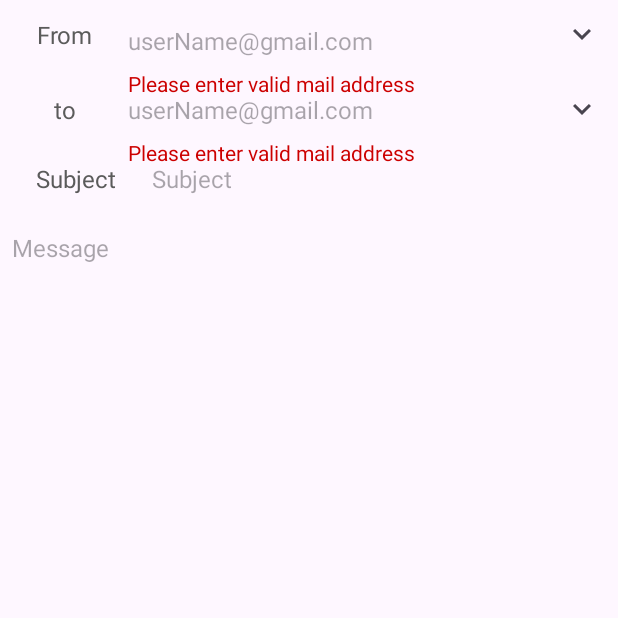
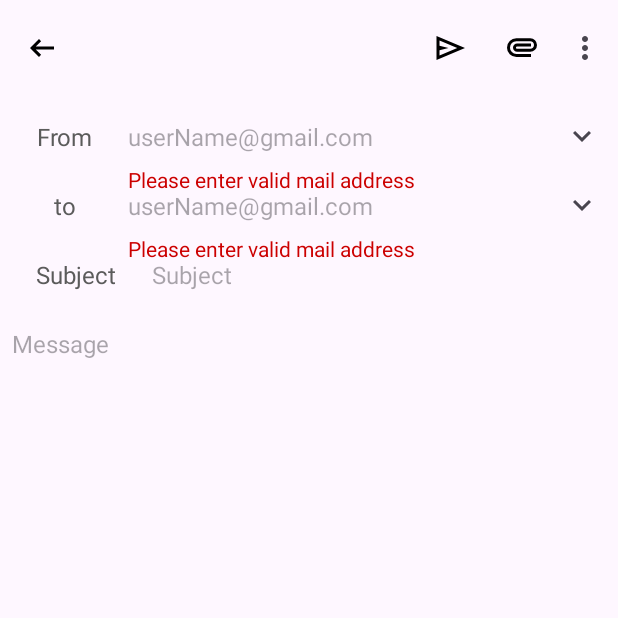
Before and after one commit to Karanbir31/Gmail-Ui-Layout, an Android app: the fragment EnterMailDetailsFragment shown on its own in the app's theme, on a phone screen of 412 x 824 dp, the top half of it. Run offline under Robolectric (Android 15) with nearby library versions, the phone set to English and light mode, and no system bars; our stand-ins replace data binding.

Commit message:
app top app bar in enter mails fragmengt with action menu

```diff
--- /dev/null
+++ b/app/src/main/res/drawable/outline_arrow_left_alt_24.xml
@@ -0,0 +1,5 @@
+<vector xmlns:android="http://schemas.android.com/apk/res/android" android:autoMirrored="true" android:height="24dp" android:tint="#000000" android:viewportHeight="960" android:viewportWidth="960" android:width="24dp">
+
+    <path android:fillColor="@android:color/white" android:pathData="M400,720L160,480L400,240L456,298L314,440L800,440L800,520L314,520L456,662L400,720Z"/>
+
+</vector>
--- /dev/null
+++ b/app/src/main/res/drawable/outline_attachment_24.xml
@@ -0,0 +1,5 @@
+<vector xmlns:android="http://schemas.android.com/apk/res/android" android:height="24dp" android:tint="#000000" android:viewportHeight="960" android:viewportWidth="960" android:width="24dp">
+
+    <path android:fillColor="@android:color/white" android:pathData="M330,720Q226,720 153,647Q80,574 80,470Q80,366 153,293Q226,220 330,220L700,220Q775,220 827.5,272.5Q880,325 880,400Q880,475 827.5,527.5Q775,580 700,580L350,580Q304,580 272,548Q240,516 240,470Q240,424 272,392Q304,360 350,360L720,360L720,440L350,440Q337,440 328.5,448.5Q320,457 320,470Q320,483 328.5,491.5Q337,500 350,500L700,500Q742,499 771,470.5Q800,442 800,400Q800,358 771,329Q742,300 700,300L330,300Q259,299 209.5,349Q160,399 160,470Q160,540 209.5,589Q259,638 330,640L720,640L720,720L330,720Z"/>
+
+</vector>
--- /dev/null
+++ b/app/src/main/res/drawable/outline_send_24.xml
@@ -0,0 +1,5 @@
+<vector xmlns:android="http://schemas.android.com/apk/res/android" android:autoMirrored="true" android:height="24dp" android:tint="#000000" android:viewportHeight="960" android:viewportWidth="960" android:width="24dp">
+
+    <path android:fillColor="@android:color/white" android:pathData="M120,800L120,160L880,480L120,800ZM200,680L674,480L200,280L200,420L440,480L200,540L200,680ZM200,680L200,480L200,280L200,420L200,420L200,540L200,540L200,680Z"/>
+
+</vector>
--- a/app/src/main/res/layout/fragment_enter_mail_details.xml
+++ b/app/src/main/res/layout/fragment_enter_mail_details.xml
@@ -9,6 +9,23 @@
         android:layout_height="match_parent"
         tools:context=".EnterMailDetailsFragment">
 
+        <com.google.android.material.appbar.AppBarLayout
+            android:id="@+id/appBarLayout"
+            android:layout_width="match_parent"
+            android:layout_height="wrap_content"
+            app:layout_constraintTop_toTopOf="parent"
+            app:layout_constraintStart_toStartOf="parent"
+            app:layout_constraintEnd_toEndOf="parent"
+            >
+            <androidx.appcompat.widget.Toolbar
+                android:id="@+id/toolbar"
+                android:layout_width="match_parent"
+                app:menu="@menu/enter_mail_details_app_bar_menu"
+                android:layout_height="?attr/actionBarSize"
+                app:navigationIcon="@drawable/outline_arrow_left_alt_24"
+                />
+
+        </com.google.android.material.appbar.AppBarLayout>
         <TextView
             android:id="@+id/fromStaticText"
             android:layout_width="wrap_content"
@@ -22,7 +39,7 @@
             app:layout_constraintBottom_toBottomOf="@id/fromEditText"
             app:layout_constraintEnd_toStartOf="@id/fromEditText"
             app:layout_constraintStart_toStartOf="parent"
-            app:layout_constraintTop_toTopOf="parent" />
+            app:layout_constraintTop_toTopOf="@id/fromEditText" />
 
         <com.google.android.material.textfield.TextInputEditText
             android:id="@+id/fromEditText"
@@ -37,7 +54,7 @@
             app:layout_constraintEnd_toStartOf="@id/fromDropDownCheckBox"
             app:layout_constraintHorizontal_weight="1"
             app:layout_constraintStart_toEndOf="@id/fromStaticText"
-            app:layout_constraintTop_toTopOf="parent" />
+            app:layout_constraintTop_toBottomOf="@id/appBarLayout" />
 
         <CheckBox
             android:id="@+id/fromDropDownCheckBox"
@@ -47,7 +64,7 @@
             android:button="@drawable/down_up_arrow_selector"
             app:layout_constraintBottom_toBottomOf="@id/fromEditText"
             app:layout_constraintEnd_toEndOf="parent"
-            app:layout_constraintTop_toTopOf="parent" />
+            app:layout_constraintTop_toTopOf="@id/fromEditText" />
 
         <TextView
             android:id="@+id/fromEmailTextError"
--- /dev/null
+++ b/app/src/main/res/menu/enter_mail_details_app_bar_menu.xml
@@ -0,0 +1,31 @@
+<?xml version="1.0" encoding="utf-8"?>
+<menu xmlns:android="http://schemas.android.com/apk/res/android"
+    xmlns:app="http://schemas.android.com/apk/res-auto">
+
+    <item
+        android:id="@+id/sendActionMenu"
+        android:icon="@drawable/outline_send_24"
+        android:title="send"
+        app:showAsAction="always" />
+
+    <item
+        android:id="@+id/attachmentActionMenu"
+        android:icon="@drawable/outline_attachment_24"
+        android:title="attachment"
+        app:showAsAction="always" />
+
+    <item
+        android:id="@+id/discardActionMenu"
+        android:title="Discard"
+        app:showAsAction="never" />
+    <item
+        android:id="@+id/discardActionMenu"
+        android:title="Setting"
+        app:showAsAction="never" />
+    <item
+        android:id="@+id/discardActionMenu"
+        android:title="Save draft"
+        app:showAsAction="never" />
+
+
+</menu>
```
